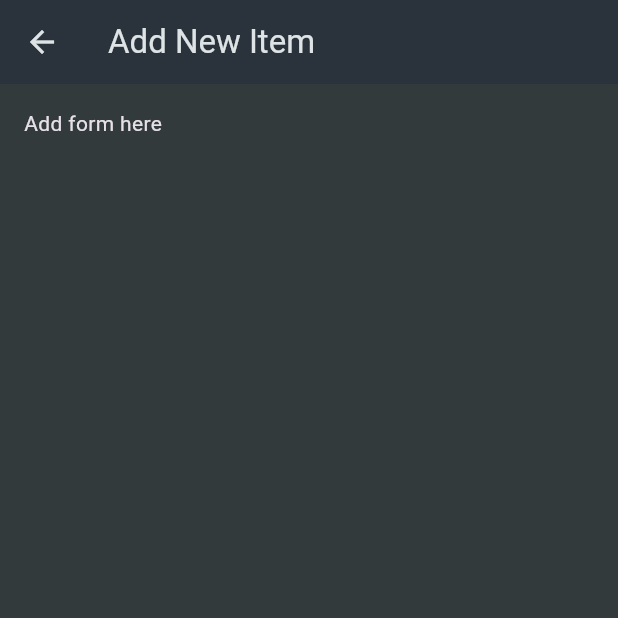
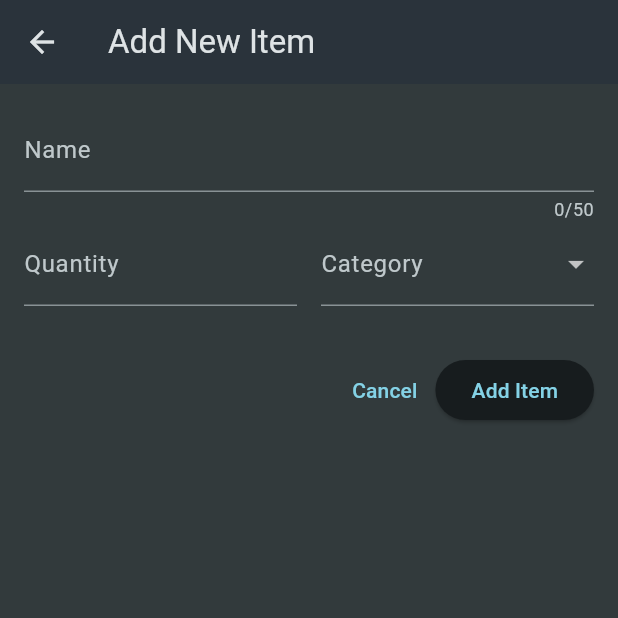
Before and after one commit to sznorbee/shopping_list, a Flutter app: the NewItem screen opened directly, on a phone screen of 412 x 824 dp, the top half of it. Run offline on Flutter 3.47's test engine with Material 3 defaults, Android fonts, the phone set to English and light mode, and no system bars.

Commit message:
add new item form

```diff
--- a/lib/widgets/new_item.dart
+++ b/lib/widgets/new_item.dart
@@ -1,4 +1,5 @@
 import 'package:flutter/material.dart';
+import 'package:shopping_list/data/categories.dart';
 
 class NewItem extends StatefulWidget {
   const NewItem({super.key});
@@ -14,9 +15,61 @@ class _NewItemState extends State<NewItem> {
       appBar: AppBar(
         title: const Text('Add New Item'),
       ),
-      body: const Padding(
-        padding: EdgeInsets.all(16),
-        child: Text('Add form here'),
+      body: Padding(
+        padding: const EdgeInsets.all(16),
+        child: Form(
+          child: Column(
+            children: [
+              TextFormField(
+                decoration: const InputDecoration(labelText: 'Name'),
+                maxLength: 50,
+              ),
+              Row(
+                children: [
+                  Expanded(
+                    child: TextFormField(
+                      decoration: const InputDecoration(labelText: 'Quantity'),
+                      keyboardType: TextInputType.number,
+                    ),
+                  ),
+                  const SizedBox(width: 16),
+                  Expanded(
+                    child: DropdownButtonFormField(
+                      decoration: const InputDecoration(labelText: 'Category'),
+                      items: categories.values.map((category) {
+                        return DropdownMenuItem(
+                          value: category,
+                          child: Row(
+                            children: [
+                              Container(
+                                width: 16,
+                                height: 16,
+                                color: category.color,
+                              ),
+                              const SizedBox(width: 8),
+                              Text(category.name),
+                            ],
+                          ),
+                        );
+                      }).toList(),
+                      onChanged: (value) {},
+                    ),
+                  ),
+                ],
+              ),
+              const SizedBox(height: 32),
+              Row(
+                mainAxisAlignment: MainAxisAlignment.end,
+                children: [
+                TextButton(onPressed: () {}, child: const Text('Cancel')),
+                ElevatedButton(
+                  onPressed: () {},
+                  child: const Text('Add Item'),
+                )
+              ]),
+            ],
+          ),
+        ),
       ),
     );
   }
```
